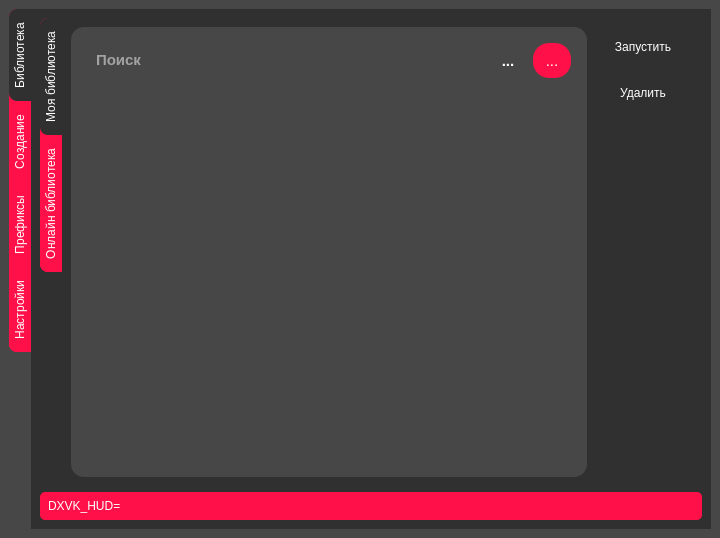
The window that code_files/Font/untitled.ui (magiclinuxoid/GamesForLinux) describes before a commit, drawn with Qt 5.
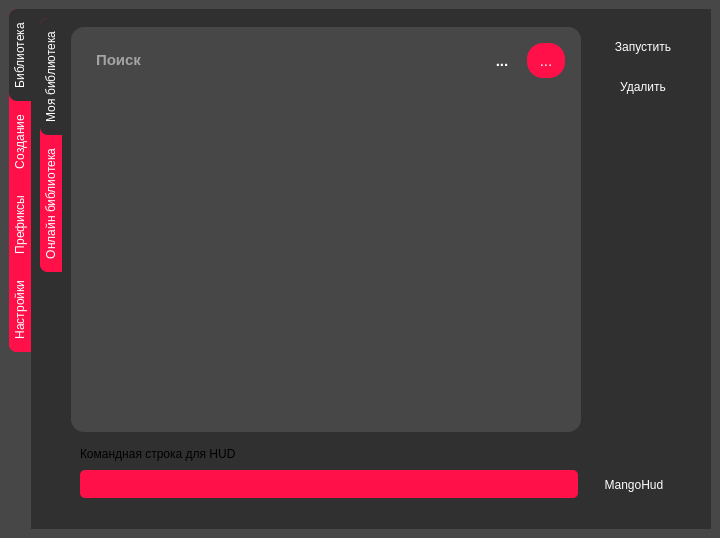
The same window after the commit. Icons and pictures are not drawn.

What changed in the file:
```diff
--- a/code_files/Font/untitled.ui
+++ b/code_files/Font/untitled.ui
@@ -508,7 +508,7 @@
       </property>
       <property name="styleSheet">
        <string notr="true">QToolButton::checked{
-border-radius:10px;
+border-radius:5px;
 font: 16pt &quot;Franxurter Totally&quot;;
 background-color: rgb(255, 16, 72);
 }
@@ -516,9 +516,7 @@
 background-color: transparent;
 border:none;
 color: rgb(255, 255, 255);
-border-radius:10px;
 font: 16pt &quot;Franxurter Totally&quot;;
-background-color: rgb(255, 16, 72);
 }
 QTabBar::tab:selected{
 background-color: rgb(48, 48, 48);
@@ -584,7 +582,7 @@
         <string>Библиотека</string>
        </attribute>
        <layout class="QGridLayout" name="gridLayout_4">
-        <item row="0" column="1">
+        <item row="1" column="0">
          <widget class="QTabWidget" name="tabWidget_2">
           <property name="sizePolicy">
            <sizepolicy hsizetype="Preferred" vsizetype="Preferred">
@@ -595,6 +593,11 @@
           <property name="styleSheet">
            <string notr="true">QTabBar{
 background-color:rgb(255, 16, 72);
+}
+QToolButton::checked{
+border-radius:5px;
+font: 16pt &quot;Franxurter Totally&quot;;
+background-color: rgb(255, 16, 72);
 }</string>
           </property>
           <property name="tabPosition">
@@ -620,91 +623,6 @@
             <string>Моя библиотека</string>
            </attribute>
            <layout class="QGridLayout" name="gridLayout_5">
-            <item row="0" column="1">
-             <layout class="QVBoxLayout" name="verticalLayout_3">
-              <item>
-               <widget class="QToolButton" name="toolButton_10">
-                <property name="sizePolicy">
-                 <sizepolicy hsizetype="Preferred" vsizetype="Fixed">
-                  <horstretch>0</horstretch>
-                  <verstretch>0</verstretch>
-                 </sizepolicy>
-                </property>
-                <property name="minimumSize">
-                 <size>
-                  <width>100</width>
-                  <height>40</height>
-                 </size>
-                </property>
-                <property name="styleSheet">
-                 <string notr="true">QToolButton::checked{
-border-radius:5px;
-background-color: rgb(255, 16, 72);
-}</string>
-                </property>
-                <property name="text">
-                 <string>Запустить</string>
-                </property>
-                <property name="checkable">
-                 <bool>true</bool>
-                </property>
-                <property name="autoRepeat">
-                 <bool>true</bool>
-                </property>
-                <property name="autoExclusive">
-                 <bool>true</bool>
-                </property>
-               </widget>
-              </item>
-              <item>
-               <widget class="QToolButton" name="toolButton_7">
-                <property name="sizePolicy">
-                 <sizepolicy hsizetype="Preferred" vsizetype="Fixed">
-                  <horstretch>0</horstretch>
-                  <verstretch>0</verstretch>
-                 </sizepolicy>
-                </property>
-                <property name="minimumSize">
-                 <size>
-                  <width>100</width>
-                  <height>40</height>
-                 </size>
-                </property>
-                <property name="styleSheet">
-                 <string notr="true">QToolButton::checked{
-border-radius:5px;
-background-color: rgb(255, 16, 72);
-}</string>
-                </property>
-                <property name="text">
-                 <string>Удалить</string>
-                </property>
-                <property name="checkable">
-                 <bool>true</bool>
-                </property>
-                <property name="autoRepeat">
-                 <bool>true</bool>
-                </property>
-                <property name="autoExclusive">
-                 <bool>true</bool>
-                </property>
-               </widget>
-              </item>
-              <item>
-               <spacer name="verticalSpacer_4">
-                <property name="orientation">
-                 <enum>Qt::Vertical</enum>
-                </property>
-                <property name="sizeHint" stdset="0">
-                 <size>
-                  <width>20</width>
-                  <height>40</height>
-                 </size>
-                </property>
-               </spacer>
-              </item>
-             </layout>
-            </item>
             <item row="0" column="0" rowspan="8">
              <widget class="QGroupBox" name="groupBox_4">
               <property name="sizePolicy">
@@ -973,17 +891,17 @@
                  </property>
                 </widget>
                </item>
-               <item row="1" column="0" colspan="3">
+               <item row="1" column="0">
                 <widget class="QListWidget" name="listWidget_3">
                  <property name="sizePolicy">
-                  <sizepolicy hsizetype="MinimumExpanding" vsizetype="Expanding">
+                  <sizepolicy hsizetype="Expanding" vsizetype="Expanding">
                    <horstretch>0</horstretch>
                    <verstretch>0</verstretch>
                   </sizepolicy>
                  </property>
                  <property name="minimumSize">
                   <size>
-                   <width>486</width>
+                   <width>470</width>
                    <height>0</height>
                   </size>
                  </property>
@@ -1078,6 +996,207 @@
               </layout>
              </widget>
             </item>
+            <item row="0" column="2" rowspan="6">
+             <layout class="QVBoxLayout" name="verticalLayout_3">
+              <property name="spacing">
+               <number>0</number>
+              </property>
+              <property name="rightMargin">
+               <number>0</number>
+              </property>
+              <item>
+               <widget class="QToolButton" name="toolButton_10">
+                <property name="sizePolicy">
+                 <sizepolicy hsizetype="Preferred" vsizetype="Fixed">
+                  <horstretch>0</horstretch>
+                  <verstretch>0</verstretch>
+                 </sizepolicy>
+                </property>
+                <property name="minimumSize">
+                 <size>
+                  <width>100</width>
+                  <height>40</height>
+                 </size>
+                </property>
+                <property name="styleSheet">
+                 <string notr="true"/>
+                </property>
+                <property name="text">
+                 <string>Запустить</string>
+                </property>
+                <property name="checkable">
+                 <bool>true</bool>
+                </property>
+                <property name="autoRepeat">
+                 <bool>true</bool>
+                </property>
+                <property name="autoExclusive">
+                 <bool>true</bool>
+                </property>
+               </widget>
+              </item>
+              <item>
+               <widget class="QToolButton" name="toolButton_7">
+                <property name="sizePolicy">
+                 <sizepolicy hsizetype="Preferred" vsizetype="Fixed">
+                  <horstretch>0</horstretch>
+                  <verstretch>0</verstretch>
+                 </sizepolicy>
+                </property>
+                <property name="minimumSize">
+                 <size>
+                  <width>100</width>
+                  <height>40</height>
+                 </size>
+                </property>
+                <property name="styleSheet">
+                 <string notr="true"/>
+                </property>
+                <property name="text">
+                 <string>Удалить</string>
+                </property>
+                <property name="checkable">
+                 <bool>true</bool>
+                </property>
+                <property name="autoRepeat">
+                 <bool>true</bool>
+                </property>
+                <property name="autoExclusive">
+                 <bool>true</bool>
+                </property>
+               </widget>
+              </item>
+              <item>
+               <spacer name="verticalSpacer_4">
+                <property name="orientation">
+                 <enum>Qt::Vertical</enum>
+                </property>
+                <property name="sizeHint" stdset="0">
+                 <size>
+                  <width>20</width>
+                  <height>40</height>
+                 </size>
+                </property>
+               </spacer>
+              </item>
+             </layout>
+            </item>
+            <item row="8" column="0" colspan="3">
+             <widget class="QGroupBox" name="groupBox_3">
+              <property name="sizePolicy">
+               <sizepolicy hsizetype="Preferred" vsizetype="Fixed">
+                <horstretch>0</horstretch>
+                <verstretch>0</verstretch>
+               </sizepolicy>
+              </property>
+              <property name="minimumSize">
+               <size>
+                <width>0</width>
+                <height>0</height>
+               </size>
+              </property>
+              <property name="layoutDirection">
+               <enum>Qt::LeftToRight</enum>
+              </property>
+              <property name="styleSheet">
+               <string notr="true">background-color: transparent;
+border:none;</string>
+              </property>
+              <property name="title">
+               <string/>
+              </property>
+              <property name="alignment">
+               <set>Qt::AlignLeading|Qt::AlignLeft|Qt::AlignTop</set>
+              </property>
+              <property name="flat">
+               <bool>true</bool>
+              </property>
+              <layout class="QGridLayout" name="gridLayout_2">
+               <item row="1" column="0">
+                <widget class="QLineEdit" name="lineEdit_5">
+                 <property name="sizePolicy">
+                  <sizepolicy hsizetype="Ignored" vsizetype="Fixed">
+                   <horstretch>0</horstretch>
+                   <verstretch>0</verstretch>
+                  </sizepolicy>
+                 </property>
+                 <property name="styleSheet">
+                  <string notr="true">border-width: 1px;        
+background-color: rgb(255, 16, 72);
+border-radius:5px;
+border:none;
+font: 14pt &quot;Franxurter Totally&quot;;
+padding:6px;
+color: rgb(255, 255, 255);font: 14pt &quot;Franxurter Totally&quot;;</string>
+                 </property>
+                 <property name="text">
+                  <string/>
+                 </property>
+                 <property name="echoMode">
+                  <enum>QLineEdit::Normal</enum>
+                 </property>
+                 <property name="dragEnabled">
+                  <bool>true</bool>
+                 </property>
+                 <property name="placeholderText">
+                  <string/>
+                 </property>
+                 <property name="clearButtonEnabled">
+                  <bool>false</bool>
+                 </property>
+                </widget>
+               </item>
+               <item row="0" column="0">
+                <widget class="QLabel" name="label_7">
+                 <property name="styleSheet">
+                  <string notr="true">font: 14pt &quot;Franxurter Totally&quot;;</string>
+                 </property>
+                 <property name="text">
+                  <string>Командная строка для HUD</string>
+                 </property>
+                 <property name="textFormat">
+                  <enum>Qt::AutoText</enum>
+                 </property>
+                </widget>
+               </item>
+               <item row="1" column="1">
+                <widget class="QToolButton" name="toolButton_5">
+                 <property name="sizePolicy">
+                  <sizepolicy hsizetype="Fixed" vsizetype="Fixed">
+                   <horstretch>100</horstretch>
+                   <verstretch>0</verstretch>
+                  </sizepolicy>
+                 </property>
+                 <property name="minimumSize">
+                  <size>
+                   <width>100</width>
+                   <height>35</height>
+                  </size>
+                 </property>
+                 <property name="styleSheet">
+                  <string notr="true">QToolButton::checked{
+border-radius:5px;
+font: 16pt &quot;Franxurter Totally&quot;;
+background-color: rgb(255, 16, 72);
+}</string>
+                 </property>
+                 <property name="text">
+                  <string>MangoHud</string>
+                 </property>
+                 <property name="checkable">
+                  <bool>true</bool>
+                 </property>
+                 <property name="autoRepeat">
+                  <bool>true</bool>
+                 </property>
+                 <property name="autoExclusive">
+                  <bool>true</bool>
+                 </property>
+                </widget>
+               </item>
+              </layout>
+             </widget>
+            </item>
            </layout>
           </widget>
           <widget class="QWidget" name="tab_3">
@@ -1682,22 +1801,6 @@
           </widget>
          </widget>
         </item>
-        <item row="1" column="1">
-         <widget class="QLineEdit" name="lineEdit_5">
-          <property name="styleSheet">
-           <string notr="true">border-width: 1px;        
-background-color: rgb(255, 16, 72);
-border-radius:5px;
-border:none;
-font: 14pt &quot;Franxurter Totally&quot;;
-padding:6px;
-color: rgb(255, 255, 255);font: 14pt &quot;Franxurter Totally&quot;;</string>
-          </property>
-          <property name="text">
-           <string>DXVK_HUD=</string>
-          </property>
-         </widget>
-        </item>
        </layout>
       </widget>
       <widget class="QWidget" name="createprefix">
```
Left out of the diff: 245 changed lines with no effect on the pictures.
